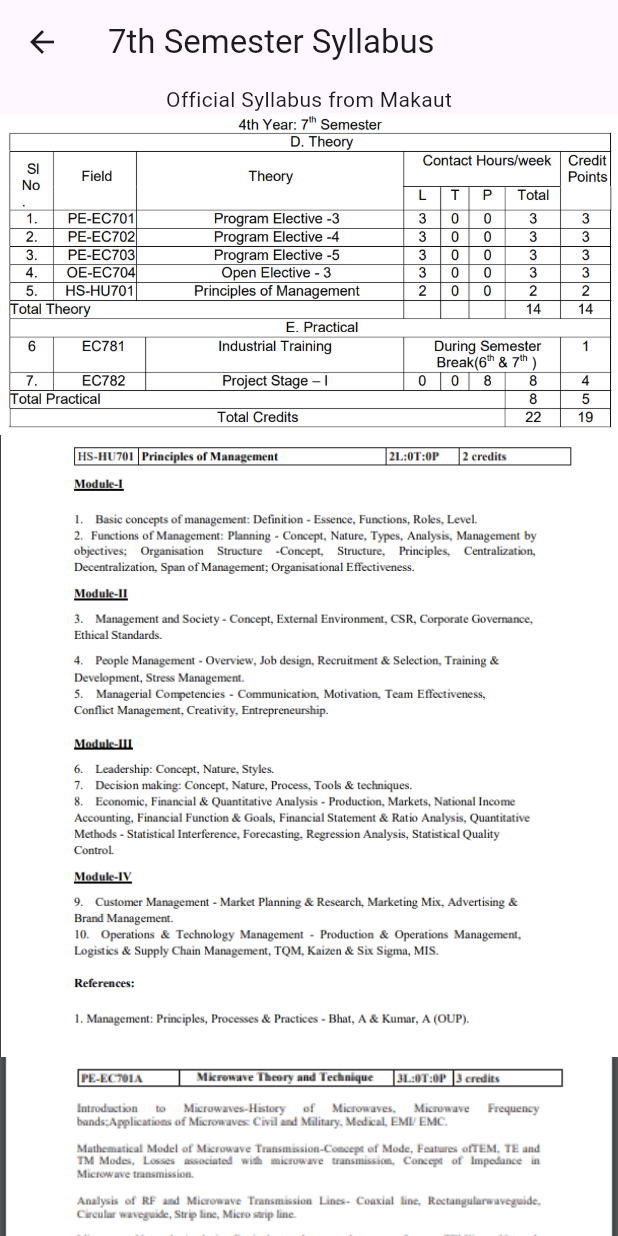
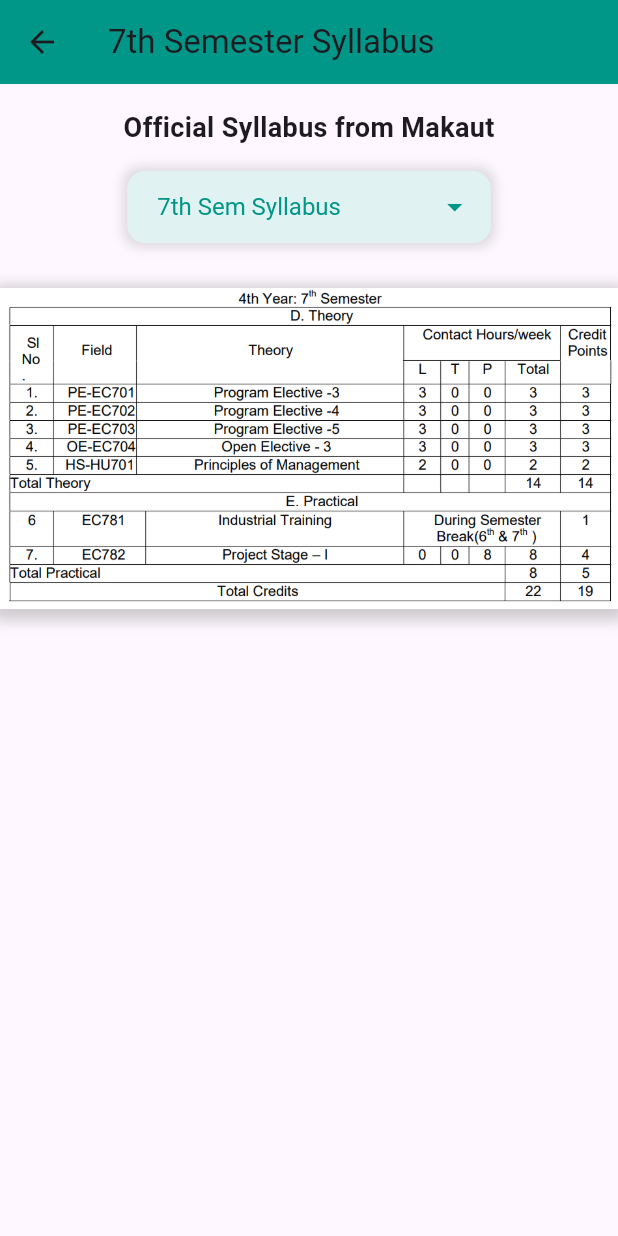
Before and after one commit to Shinjan-saha/ECE-Dept-App, a Flutter app: the Semester7Page screen opened directly, on a phone screen of 412 x 824 dp. Run offline on Flutter 3.47's test engine with Material 3 defaults, Android fonts, the phone set to English and light mode, and no system bars; our stand-ins replace curved_navigation_bar.

Commit message:
7th sem done

```diff
--- a/ece/lib/semester_7_page.dart
+++ b/ece/lib/semester_7_page.dart
@@ -1,185 +1,159 @@
 import 'package:flutter/material.dart';
+import 'main_electives_page.dart';
+import 'prof_electives_page.dart';
 
-class Semester7Page extends StatelessWidget {
+class Semester7Page extends StatefulWidget {
+  @override
+  _Semester7PageState createState() => _Semester7PageState();
+}
+
+class _Semester7PageState extends State<Semester7Page> {
+  String _selectedOption = '7th Sem Syllabus';
+
+  final Map<String, List<String>> _imageGroups = {
+    '7th Sem Syllabus': ['7thsem.png'],
+    'Principal of Mangements': ['7thsem01.png'],
+    'PE-EC701A': ['7thsem2.png'],
+    'PE-EC701B': ['7thsem3.png'],
+    'PE-EC701C': ['7thsem4.png'],
+    'PE-EC702A': ['7thsem5.png'],
+    'PE-EC702B': ['7thsem6.png'],
+    'PE-EC702C': ['7thsem8.png'],
+    'PE-EC703A': ['7thsem9.png','7thsem10.png'],
+    'PE-EC703B': ['7thsem11.png'],
+    'PE-EC703C': ['7thsem12.png','7thsem13.png'],
+    'OE-EC704A': ['7thsem15.png','7thsem16.png'],
+    'OE-EC704B': ['7thsem17.png'],
+    'OE-EC704C': ['7thsem18.png'],
+
+
+
+  };
+
   @override
   Widget build(BuildContext context) {
     return Scaffold(
       appBar: AppBar(
         title: Text('7th Semester Syllabus'),
+        backgroundColor: Colors.teal,
       ),
       body: SingleChildScrollView(
         child: Column(
           children: <Widget>[
-            Text('Official Syllabus from Makaut'),
-            ListView.builder(
-              shrinkWrap: true,
-              physics: NeverScrollableScrollPhysics(),
-              itemCount: 20, // Display 20 images
-              itemBuilder: (BuildContext context, int index) {
-                if (index == 0) {
-                  return Image.asset(
-                    'asset/7thsem.png',
-                    // height: 200,
-                    width: double.infinity,
-                    fit: BoxFit.cover,
-                  );
-                } else if (index == 1) {
-                  return Image.asset(
-                    'asset/7thsem01.png',
-                    // height: 200,
-                    width: double.infinity,
-                    fit: BoxFit.cover,
-                  );
-                }
-                else if (index == 2) {
-                  return Image.asset(
-                    'asset/7thsem2.png',
-                    // height: 200,
-                    width: double.infinity,
-                    fit: BoxFit.cover,
-                  );
-                }
-                else if (index == 3) {
-                  return Image.asset(
-                    'asset/7thsem3.png',
-                    // height: 200,
-                    width: double.infinity,
-                    fit: BoxFit.cover,
-                  );
-                }
-                else if (index == 4) {
-                  return Image.asset(
-                    'asset/7thsem4.png',
-                    // height: 200,
-                    width: double.infinity,
-                    fit: BoxFit.cover,
-                  );
-                }
-                else if (index == 5) {
-                  return Image.asset(
-                    'asset/7thsem5.png',
-                    // height: 200,
-                    width: double.infinity,
-                    fit: BoxFit.cover,
-                  );
-                }
-                else if (index == 6) {
-                  return Image.asset(
-                    'asset/7thsem6.png',
-                    // height: 200,
-                    width: double.infinity,
-                    fit: BoxFit.cover,
-                  );
-                }
-                else if (index == 7) {
-                  return Image.asset(
-                    'asset/7thsem7.png',
-                    // height: 200,
-                    width: double.infinity,
-                    fit: BoxFit.cover,
-                  );
-                }
-                else if (index == 8) {
-                  return Image.asset(
-                    'asset/7thsem8.png',
-                    // height: 200,
-                    width: double.infinity,
-                    fit: BoxFit.cover,
-                  );
-                }
-                else if (index == 9) {
-                  return Image.asset(
-                    'asset/7thsem9.png',
-                    // height: 200,
-                    width: double.infinity,
-                    fit: BoxFit.cover,
-                  );
-                }
-                else if (index == 10) {
-                  return Image.asset(
-                    'asset/7thsem10.png',
-                    // height: 200,
-                    width: double.infinity,
-                    fit: BoxFit.cover,
-                  );
-                }
-                else if (index == 11) {
-                  return Image.asset(
-                    'asset/7thsem11.png',
-                    // height: 200,
-                    width: double.infinity,
-                    fit: BoxFit.cover,
-                  );
-                }
-                 else if (index == 12) {
-                  return Image.asset(
-                    'asset/7thsem12.png',
-                    // height: 200,
-                    width: double.infinity,
-                    fit: BoxFit.cover,
-                  );
-                }
-                 else if (index == 13) {
-                  return Image.asset(
-                    'asset/7thsem13.png',
-                    // height: 200,
-                    width: double.infinity,
-                    fit: BoxFit.cover,
-                  );
-                }
-                 else if (index == 14) {
-                  return Image.asset(
-                    'asset/7thsem14.png',
-                    // height: 200,
-                    width: double.infinity,
-                    fit: BoxFit.cover,
-                  );
-                }
-                 else if (index == 15) {
-                  return Image.asset(
-                    'asset/7thsem15.png',
-                    // height: 200,
-                    width: double.infinity,
-                    fit: BoxFit.cover,
-                  );
-                }
-                 else if (index == 16) {
-                  return Image.asset(
-                    'asset/7thsem16.png',
-                    // height: 200,
-                    width: double.infinity,
-                    fit: BoxFit.cover,
-                  );
-                }
-                 else if (index == 17) {
-                  return Image.asset(
-                    'asset/7thsem17.png',
-                    // height: 200,
-                    width: double.infinity,
-                    fit: BoxFit.cover,
-                  );
-                }
-                 else if (index == 18) {
-                  return Image.asset(
-                    'asset/7thsem18.png',
-                    // height: 200,
-                    width: double.infinity,
-                    fit: BoxFit.cover,
-                  );
-                }
-                else if (index == 19) {
-                  return Image.asset(
-                    'asset/7thsem19.png',
-                    // height: 200,
-                    width: double.infinity,
-                    fit: BoxFit.cover,
-                  );
-                }
-
-
-
-                return Container(); // Placeholder for other indices
-              },
+            Padding(
+              padding: const EdgeInsets.all(16.0),
+              child: Text(
+                'Official Syllabus from Makaut',
+                style: TextStyle(fontSize: 18, fontWeight: FontWeight.bold),
+              ),
+            ),
+            Padding(
+              padding: const EdgeInsets.symmetric(horizontal: 16.0),
+              child: DecoratedBox(
+                decoration: BoxDecoration(
+                  color: Colors.teal[50],
+                  borderRadius: BorderRadius.circular(12),
+                  boxShadow: [
+                    BoxShadow(
+                      color: Colors.grey.withOpacity(0.3),
+                      spreadRadius: 3,
+                      blurRadius: 5,
+                    ),
+                  ],
+                ),
+                child: Padding(
+                  padding: const EdgeInsets.symmetric(horizontal: 12.0),
+                  child: DropdownButtonHideUnderline(
+                    child: DropdownButton<String>(
+                      value: _selectedOption,
+                      onChanged: (String? newValue) {
+                        if (newValue == 'Open Electives') {
+                          Navigator.push(
+                            context,
+                            MaterialPageRoute(
+                                builder: (context) => OpenElectivePage()),
+                          );
+                        } else if (newValue == 'Professional Electives') {
+                          Navigator.push(
+                            context,
+                            MaterialPageRoute(
+                                builder: (context) => ProfElectivePage()),
+                          );
+                        } else {
+                          setState(() {
+                            _selectedOption = newValue!;
+                          });
+                        }
+                      },
+                      dropdownColor: Colors.teal[50],
+                      items: _imageGroups.keys
+                          .map<DropdownMenuItem<String>>((String key) {
+                        return DropdownMenuItem<String>(
+                          value: key,
+                          child: Padding(
+                            padding: const EdgeInsets.all(8.0),
+                            child: Text(
+                              key,
+                              style: TextStyle(fontSize: 16),
+                            ),
+                          ),
+                        );
+                      }).toList()
+                        ..add(DropdownMenuItem<String>(
+                          value: 'Open Electives',
+                          child: Padding(
+                            padding: const EdgeInsets.all(8.0),
+                            child: Text(
+                              'Open Electives',
+                              style: TextStyle(fontSize: 16),
+                            ),
+                          ),
+                        ))
+                        ..add(DropdownMenuItem<String>(
+                          value: 'Professional Electives',
+                          child: Padding(
+                            padding: const EdgeInsets.all(8.0),
+                            child: Text(
+                              'Professional Electives',
+                              style: TextStyle(fontSize: 16),
+                            ),
+                          ),
+                        )),
+                      icon: Icon(Icons.arrow_drop_down, color: Colors.teal),
+                      style: TextStyle(color: Colors.teal, fontSize: 16),
+                    ),
+                  ),
+                ),
+              ),
+            ),
+            SizedBox(height: 20),
+            Column(
+              children: _imageGroups[_selectedOption]!
+                  .map((imageName) => Container(
+                        margin: EdgeInsets.symmetric(vertical: 10.0),
+                        decoration: BoxDecoration(
+                          color: Colors.blueGrey[50],
+                          boxShadow: [
+                            BoxShadow(
+                              color: Colors.grey.withOpacity(0.5),
+                              spreadRadius: 5,
+                              blurRadius: 7,
+                              offset: Offset(0, 3),
+                            ),
+                          ],
+                        ),
+                        child: InteractiveViewer(
+                          panEnabled: true,
+                          minScale: 0.5,
+                          maxScale: 4.0,
+                          child: Image.asset(
+                            'asset/$imageName',
+                            width: double.infinity,
+                            fit: BoxFit.cover,
+                          ),
+                        ),
+                      ))
+                  .toList(),
             ),
           ],
         ),
```
